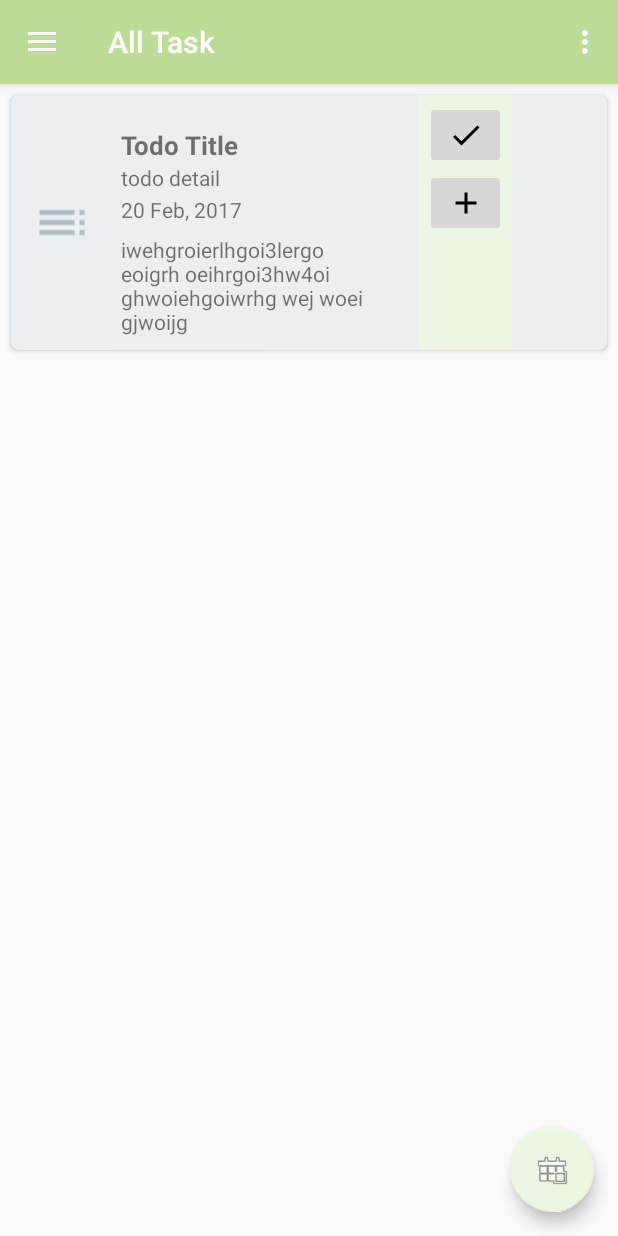
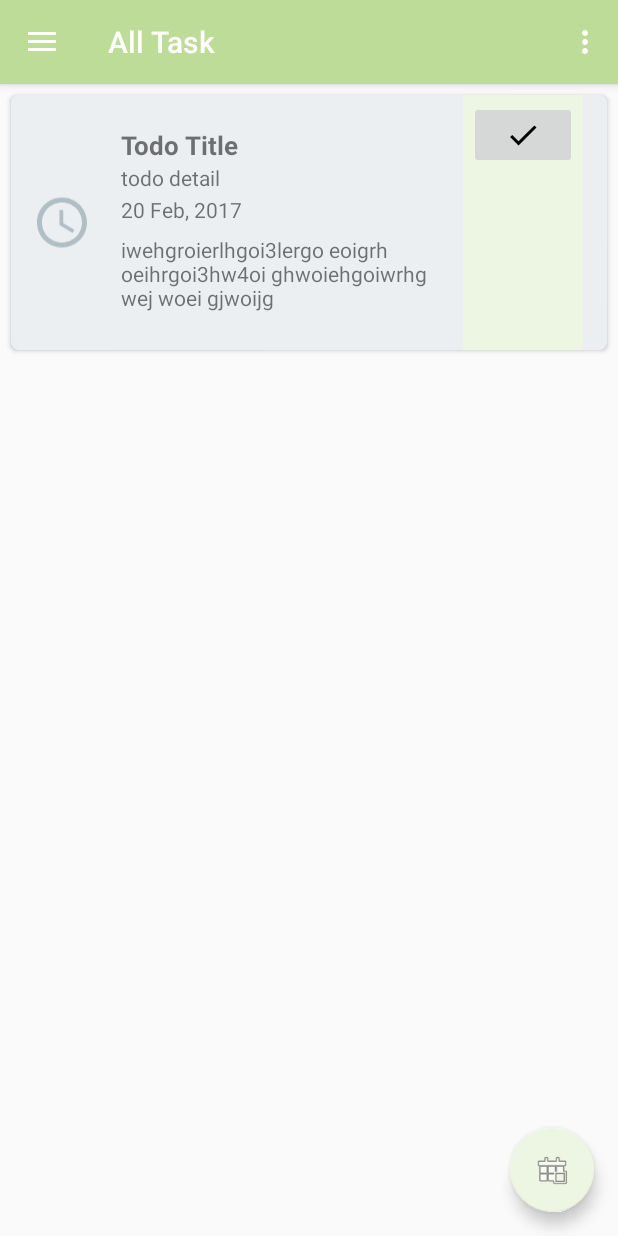
Before and after one commit to kputraf/ScheME, an Android app: the screen it shows after launch (MainActivity), on a phone screen of 412 x 824 dp. Run offline under Robolectric (Android 15) with nearby library versions, the light colour scheme and no system bars.

Commit message:
logo and icon done

```diff
--- a/app/src/main/AndroidManifest.xml
+++ b/app/src/main/AndroidManifest.xml
@@ -7,7 +7,7 @@
 
     <application
         android:allowBackup="true"
-        android:icon="@mipmap/ic_launcher"
+        android:icon="@drawable/fix"
         android:label="@string/app_name"
         android:supportsRtl="true"
         android:theme="@style/AppTheme">
--- a/app/src/main/java/id/sch/smktelkom_mlg/project2/xirpl20306132027/scheme/MainActivity.java
+++ b/app/src/main/java/id/sch/smktelkom_mlg/project2/xirpl20306132027/scheme/MainActivity.java
@@ -102,9 +102,13 @@
         } else if (id == R.id.nav_target) {
             fragment = new SectionTarget();
             setTitle("My Target");
-        } else if (id == R.id.nav_about) {
+        }
+        else if (id == R.id.nav_setting) {
+            fragment = new SectionSetting();
+            setTitle("Setting");
+        }else if (id == R.id.nav_about) {
             fragment = new SectionAbout();
-            setTitle("About");
+            setTitle("About Us");
         }
 
         getSupportFragmentManager().beginTransaction().replace(R.id.container, fragment).commitNow();
--- a/app/src/main/res/drawable-v21/ic_menu_gallery.xml
+++ /dev/null
@@ -1,9 +0,0 @@
-<vector xmlns:android="http://schemas.android.com/apk/res/android"
-    android:width="24dp"
-    android:height="24dp"
-    android:viewportHeight="24.0"
-    android:viewportWidth="24.0">
-    <path
-        android:fillColor="#FF000000"
-        android:pathData="M22,16V4c0,-1.1 -0.9,-2 -2,-2H8c-1.1,0 -2,0.9 -2,2v12c0,1.1 0.9,2 2,2h12c1.1,0 2,-0.9 2,-2zm-11,-4l2.03,2.71L16,11l4,5H8l3,-4zM2,6v14c0,1.1 0.9,2 2,2h14v-2H4V6H2z" />
-</vector>
--- a/app/src/main/res/drawable-v21/ic_menu_send.xml
+++ /dev/null
@@ -1,9 +0,0 @@
-<vector xmlns:android="http://schemas.android.com/apk/res/android"
-    android:width="24dp"
-    android:height="24dp"
-    android:viewportHeight="24.0"
-    android:viewportWidth="24.0">
-    <path
-        android:fillColor="#FF000000"
-        android:pathData="M2.01,21L23,12 2.01,3 2,10l15,2 -15,2z" />
-</vector>
--- a/app/src/main/res/drawable-v21/ic_menu_share.xml
+++ /dev/null
@@ -1,9 +0,0 @@
-<vector xmlns:android="http://schemas.android.com/apk/res/android"
-    android:width="24dp"
-    android:height="24dp"
-    android:viewportHeight="24.0"
-    android:viewportWidth="24.0">
-    <path
-        android:fillColor="#FF000000"
-        android:pathData="M18,16.08c-0.76,0 -1.44,0.3 -1.96,0.77L8.91,12.7c0.05,-0.23 0.09,-0.46 0.09,-0.7s-0.04,-0.47 -0.09,-0.7l7.05,-4.11c0.54,0.5 1.25,0.81 2.04,0.81 1.66,0 3,-1.34 3,-3s-1.34,-3 -3,-3 -3,1.34 -3,3c0,0.24 0.04,0.47 0.09,0.7L8.04,9.81C7.5,9.31 6.79,9 6,9c-1.66,0 -3,1.34 -3,3s1.34,3 3,3c0.79,0 1.5,-0.31 2.04,-0.81l7.12,4.16c-0.05,0.21 -0.08,0.43 -0.08,0.65 0,1.61 1.31,2.92 2.92,2.92 1.61,0 2.92,-1.31 2.92,-2.92s-1.31,-2.92 -2.92,-2.92z" />
-</vector>
--- a/app/src/main/res/drawable-v21/ic_menu_slideshow.xml
+++ /dev/null
@@ -1,9 +0,0 @@
-<vector xmlns:android="http://schemas.android.com/apk/res/android"
-    android:width="24dp"
-    android:height="24dp"
-    android:viewportHeight="24.0"
-    android:viewportWidth="24.0">
-    <path
-        android:fillColor="#FF000000"
-        android:pathData="M4,6H2v14c0,1.1 0.9,2 2,2h14v-2H4V6zm16,-4H8c-1.1,0 -2,0.9 -2,2v12c0,1.1 0.9,2 2,2h12c1.1,0 2,-0.9 2,-2V4c0,-1.1 -0.9,-2 -2,-2zm-8,12.5v-9l6,4.5 -6,4.5z" />
-</vector>
--- /dev/null
+++ b/app/src/main/res/drawable/ic_group_black_24dp.xml
@@ -0,0 +1,9 @@
+<vector xmlns:android="http://schemas.android.com/apk/res/android"
+        android:width="24dp"
+        android:height="24dp"
+        android:viewportWidth="24.0"
+        android:viewportHeight="24.0">
+    <path
+        android:fillColor="#FF000000"
+        android:pathData="M16,11c1.66,0 2.99,-1.34 2.99,-3S17.66,5 16,5c-1.66,0 -3,1.34 -3,3s1.34,3 3,3zM8,11c1.66,0 2.99,-1.34 2.99,-3S9.66,5 8,5C6.34,5 5,6.34 5,8s1.34,3 3,3zM8,13c-2.33,0 -7,1.17 -7,3.5L1,19h14v-2.5c0,-2.33 -4.67,-3.5 -7,-3.5zM16,13c-0.29,0 -0.62,0.02 -0.97,0.05 1.16,0.84 1.97,1.97 1.97,3.45L17,19h6v-2.5c0,-2.33 -4.67,-3.5 -7,-3.5z"/>
+</vector>
--- /dev/null
+++ b/app/src/main/res/drawable/ic_person_black_24dp.xml
@@ -0,0 +1,9 @@
+<vector xmlns:android="http://schemas.android.com/apk/res/android"
+        android:width="24dp"
+        android:height="24dp"
+        android:viewportWidth="24.0"
+        android:viewportHeight="24.0">
+    <path
+        android:fillColor="#FF000000"
+        android:pathData="M12,12c2.21,0 4,-1.79 4,-4s-1.79,-4 -4,-4 -4,1.79 -4,4 1.79,4 4,4zM12,14c-2.67,0 -8,1.34 -8,4v2h16v-2c0,-2.66 -5.33,-4 -8,-4z"/>
+</vector>
--- /dev/null
+++ b/app/src/main/res/drawable/ic_schedule_black_24dp.xml
@@ -0,0 +1,9 @@
+<vector xmlns:android="http://schemas.android.com/apk/res/android"
+        android:width="24dp"
+        android:height="24dp"
+        android:viewportWidth="24.0"
+        android:viewportHeight="24.0">
+    <path
+        android:fillColor="#FF000000"
+        android:pathData="M11.99,2C6.47,2 2,6.48 2,12s4.47,10 9.99,10C17.52,22 22,17.52 22,12S17.52,2 11.99,2zM12,20c-4.42,0 -8,-3.58 -8,-8s3.58,-8 8,-8 8,3.58 8,8 -3.58,8 -8,8zM12.5,7L11,7v6l5.25,3.15 0.75,-1.23 -4.5,-2.67z"/>
+</vector>
--- /dev/null
+++ b/app/src/main/res/drawable/ic_settings_black_24dp.xml
@@ -0,0 +1,9 @@
+<vector xmlns:android="http://schemas.android.com/apk/res/android"
+        android:width="24dp"
+        android:height="24dp"
+        android:viewportWidth="24.0"
+        android:viewportHeight="24.0">
+    <path
+        android:fillColor="#FF000000"
+        android:pathData="M19.43,12.98c0.04,-0.32 0.07,-0.64 0.07,-0.98s-0.03,-0.66 -0.07,-0.98l2.11,-1.65c0.19,-0.15 0.24,-0.42 0.12,-0.64l-2,-3.46c-0.12,-0.22 -0.39,-0.3 -0.61,-0.22l-2.49,1c-0.52,-0.4 -1.08,-0.73 -1.69,-0.98l-0.38,-2.65C14.46,2.18 14.25,2 14,2h-4c-0.25,0 -0.46,0.18 -0.49,0.42l-0.38,2.65c-0.61,0.25 -1.17,0.59 -1.69,0.98l-2.49,-1c-0.23,-0.09 -0.49,0 -0.61,0.22l-2,3.46c-0.13,0.22 -0.07,0.49 0.12,0.64l2.11,1.65c-0.04,0.32 -0.07,0.65 -0.07,0.98s0.03,0.66 0.07,0.98l-2.11,1.65c-0.19,0.15 -0.24,0.42 -0.12,0.64l2,3.46c0.12,0.22 0.39,0.3 0.61,0.22l2.49,-1c0.52,0.4 1.08,0.73 1.69,0.98l0.38,2.65c0.03,0.24 0.24,0.42 0.49,0.42h4c0.25,0 0.46,-0.18 0.49,-0.42l0.38,-2.65c0.61,-0.25 1.17,-0.59 1.69,-0.98l2.49,1c0.23,0.09 0.49,0 0.61,-0.22l2,-3.46c0.12,-0.22 0.07,-0.49 -0.12,-0.64l-2.11,-1.65zM12,15.5c-1.93,0 -3.5,-1.57 -3.5,-3.5s1.57,-3.5 3.5,-3.5 3.5,1.57 3.5,3.5 -1.57,3.5 -3.5,3.5z"/>
+</vector>
--- /dev/null
+++ b/app/src/main/res/drawable/ic_trending_up_black_24dp.xml
@@ -0,0 +1,9 @@
+<vector xmlns:android="http://schemas.android.com/apk/res/android"
+        android:width="24dp"
+        android:height="24dp"
+        android:viewportWidth="24.0"
+        android:viewportHeight="24.0">
+    <path
+        android:fillColor="#FF000000"
+        android:pathData="M16,6l2.29,2.29 -4.88,4.88 -4,-4L2,16.59 3.41,18l6,-6 4,4 6.3,-6.29L22,12V6z"/>
+</vector>
--- a/app/src/main/res/layout/fragment_section_all.xml
+++ b/app/src/main/res/layout/fragment_section_all.xml
@@ -19,7 +19,8 @@
         <LinearLayout
             android:layout_width="match_parent"
             android:layout_height="match_parent"
-            android:orientation="horizontal">
+            android:orientation="horizontal"
+            android:weightSum="1">
 
             <RelativeLayout
                 android:layout_width="wrap_content"
@@ -30,7 +31,7 @@
                 <ImageView
                     android:layout_width="40dp"
                     android:layout_height="match_parent"
-                    android:src="@drawable/ic_toc_black_24dp"
+                    android:src="@drawable/ic_schedule_black_24dp"
                     android:tint="#B0BEC5" />
 
             </RelativeLayout>
@@ -38,7 +39,8 @@
             <LinearLayout
                 android:layout_width="218dp"
                 android:layout_height="match_parent"
-                android:orientation="vertical">
+                android:orientation="vertical"
+                android:layout_weight="0.65">
 
                 <TextView
                     android:id="@+id/activity"
@@ -86,23 +88,18 @@
 
             <LinearLayout
                 android:id="@+id/linearLayoutDone"
-                android:layout_width="62dp"
+                android:layout_width="80dp"
                 android:layout_height="match_parent"
                 android:background="@color/colorAccent"
-                android:orientation="vertical"
-                android:padding="4dp">
+                android:orientation="horizontal"
+                android:padding="4dp"
+                android:weightSum="1">
 
                 <ImageButton
                     android:id="@+id/bDelete"
                     android:layout_width="match_parent"
                     android:layout_height="45dp"
                     android:src="@drawable/ic_check_white_24dp" />
-
-                <ImageButton
-                    android:id="@+id/bEdit"
-                    android:layout_width="match_parent"
-                    android:layout_height="45dp"
-                    android:src="@drawable/ic_add_black_24dp" />
 
                 <TextView
                     android:id="@+id/category"
--- a/app/src/main/res/layout/nav_header_main.xml
+++ b/app/src/main/res/layout/nav_header_main.xml
@@ -18,7 +18,7 @@
         android:layout_width="105dp"
         android:layout_height="87dp"
         android:paddingTop="@dimen/nav_header_vertical_spacing"
-        app:srcCompat="@android:drawable/sym_def_app_icon" />
+        app:srcCompat="@drawable/fix" />
 
 
 
--- a/app/src/main/res/menu/activity_main_drawer.xml
+++ b/app/src/main/res/menu/activity_main_drawer.xml
@@ -8,20 +8,20 @@
             android:title="All" />
         <item
             android:id="@+id/nav_personal"
-            android:icon="@drawable/ic_menu_gallery"
+            android:icon="@drawable/ic_person_black_24dp"
             android:title="Personal" />
         <item
             android:id="@+id/nav_target"
-            android:icon="@drawable/ic_menu_slideshow"
+            android:icon="@drawable/ic_trending_up_black_24dp"
             android:title="Target" />
         <item
             android:id="@+id/nav_setting"
-            android:icon="@drawable/ic_menu_share"
+            android:icon="@drawable/ic_settings_black_24dp"
             android:title="Setting" />
         <item
             android:id="@+id/nav_about"
-            android:icon="@drawable/ic_menu_send"
-            android:title="About" />
+            android:icon="@drawable/ic_group_black_24dp"
+            android:title="About Us" />
 
     </group>
 
```
Also changed, not shown: app/src/main/res/drawable/fix.PNG (added).
